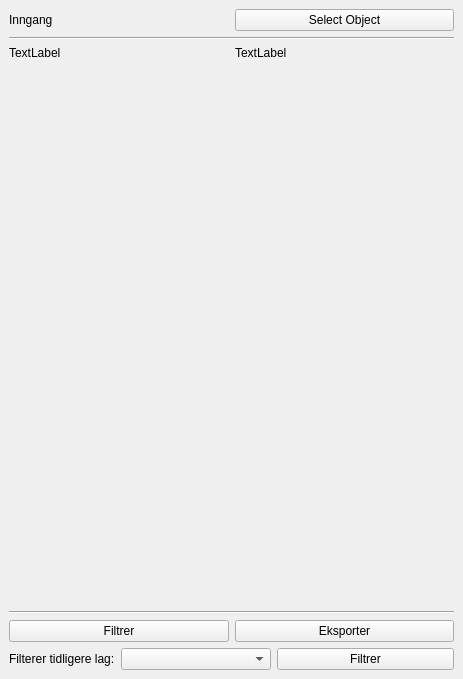
Before: the Qt Designer form ui/infoWidget.ui in KaspArno/Tilgjengelighet, drawn with Qt 5.
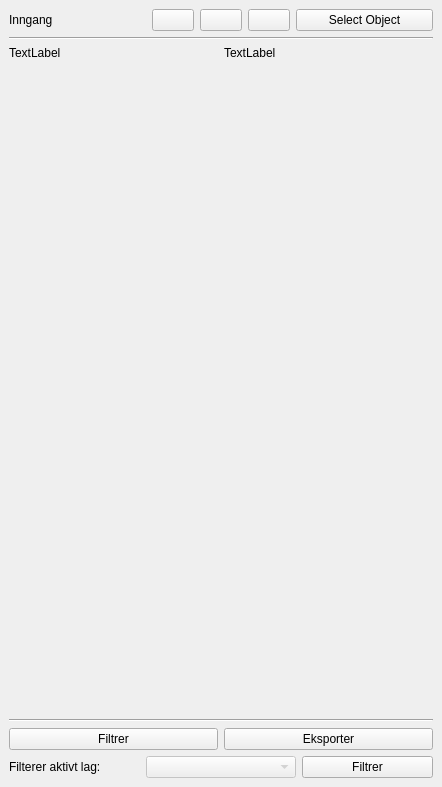
After: the same form once the commit is applied.

The edit to the form file:
```diff
--- a/ui/infoWidget.ui
+++ b/ui/infoWidget.ui
@@ -6,8 +6,8 @@
    <rect>
     <x>0</x>
     <y>0</y>
-    <width>463</width>
-    <height>679</height>
+    <width>442</width>
+    <height>787</height>
    </rect>
   </property>
   <property name="windowTitle">
@@ -26,6 +26,31 @@
           </property>
          </widget>
         </item>
+        <item>
+         <layout class="QHBoxLayout" name="horizontalLayout">
+          <item>
+           <widget class="QPushButton" name="pushButton_rullestol">
+            <property name="text">
+             <string/>
+            </property>
+           </widget>
+          </item>
+          <item>
+           <widget class="QPushButton" name="pushButton_elrullestol">
+            <property name="text">
+             <string/>
+            </property>
+           </widget>
+          </item>
+          <item>
+           <widget class="QPushButton" name="pushButton_syn">
+            <property name="text">
+             <string/>
+            </property>
+           </widget>
+          </item>
+         </layout>
+        </item>
         <item>
          <widget class="QPushButton" name="pushButton_Select_Object">
           <property name="whatsThis">
@@ -84,7 +109,7 @@
        </widget>
       </item>
       <item>
-       <layout class="QHBoxLayout" name="horizontalLayout">
+       <layout class="QHBoxLayout" name="horizontalLayout_3">
         <item>
          <widget class="QPushButton" name="pushButton_filtrer">
           <property name="whatsThis">
@@ -110,16 +135,17 @@
       <item>
        <layout class="QHBoxLayout" name="horizontalLayout_4">
         <item>
-         <layout class="QHBoxLayout" name="horizontalLayout_3">
-          <item>
            <widget class="QLabel" name="label">
             <property name="text">
-             <string>Filterer tidligere lag:</string>
+           <string>Filterer aktivt lag:</string>
             </property>
            </widget>
           </item>
           <item>
            <widget class="QComboBox" name="comboBox_search_history">
+          <property name="enabled">
+           <bool>false</bool>
+          </property>
             <property name="minimumSize">
              <size>
               <width>150</width>
@@ -135,8 +161,6 @@
              </property>
             </item>
            </widget>
-          </item>
-         </layout>
         </item>
         <item>
          <widget class="QPushButton" name="pushButton_filtre_tidligere">
```
Lines whose indentation alone changed are shown as unchanged.
